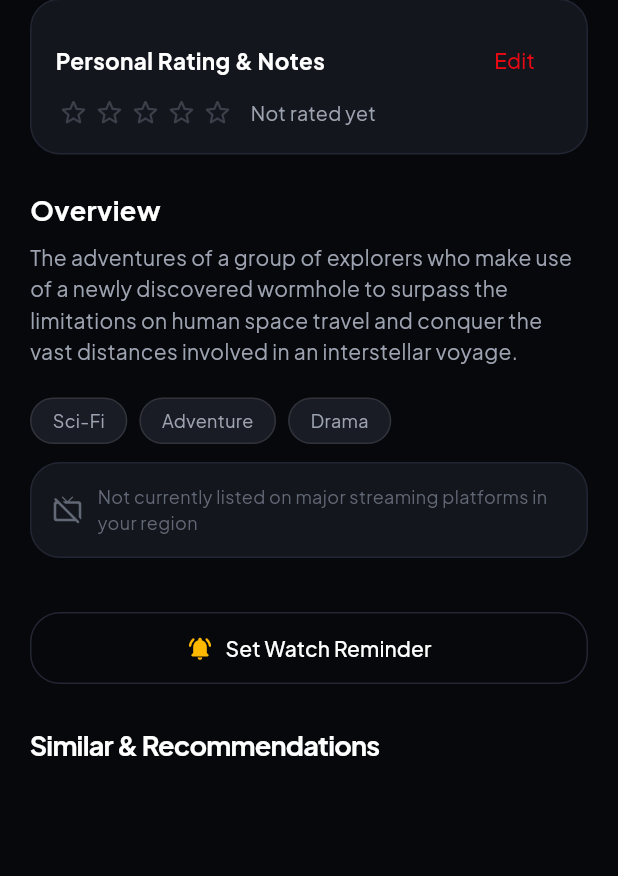
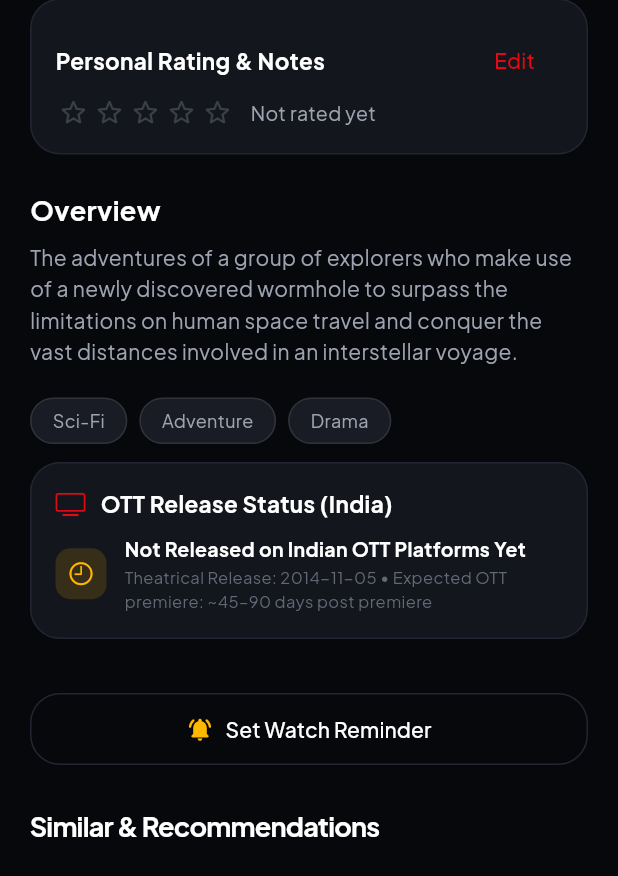
Before and after one commit to Goutham-13/movie-vault-, a Flutter app: the MediaDetailsScreen screen opened directly with empty values, scrolled down 535 dp, on a phone screen of 412 x 824 dp. Shown: the top 876 px of the screen. Run offline on Flutter 3.47's test engine with Material 3 defaults, Android fonts, the phone set to English and light mode, and no system bars; our stand-ins replace cached_network_image, flutter_local_notifications, flutter_riverpod, google_fonts, isar, share_plus and 2 more; accounts and stored records are empty; network calls fail.

Commit message:
Update folder card peeking count/width, remove folder header card, set iOS back icon, fix action button double icons, and restrict OTT providers to India flatrate

```diff
--- a/lib/features/details/media_details_screen.dart
+++ b/lib/features/details/media_details_screen.dart
@@ -1,5 +1,6 @@
 import 'dart:ui';
 import 'package:flutter/material.dart';
+import 'package:flutter/cupertino.dart';
 import 'package:flutter_riverpod/flutter_riverpod.dart';
 import 'package:cached_network_image/cached_network_image.dart';
 import '../../core/constants/app_colors.dart';
@@ -141,7 +142,7 @@ class _MediaDetailsScreenState extends ConsumerState<MediaDetailsScreen> {
                         CircleAvatar(
                           backgroundColor: Colors.black45,
                           child: IconButton(
-                            icon: const Icon(Icons.arrow_back_rounded, color: Colors.white),
+                            icon: const Icon(CupertinoIcons.chevron_back, color: Colors.white, size: 22),
                             onPressed: () => Navigator.pop(context),
                           ),
                         ),
@@ -274,8 +275,8 @@ class _MediaDetailsScreenState extends ConsumerState<MediaDetailsScreen> {
                 children: [
                   Expanded(
                     child: _StatusActionButton(
-                      label: currentStatus == 'wishlist' ? 'In Wishlist' : '+ Wishlist',
-                      icon: Icons.bookmark_added_rounded,
+                      label: currentStatus == 'wishlist' ? 'In Wishlist' : 'Wishlist',
+                      icon: CupertinoIcons.bookmark_fill,
                       isActive: currentStatus == 'wishlist',
                       activeColor: AppColors.wishlistChip,
                       onPressed: () {
@@ -286,8 +287,8 @@ class _MediaDetailsScreenState extends ConsumerState<MediaDetailsScreen> {
                   const SizedBox(width: 10),
                   Expanded(
                     child: _StatusActionButton(
-                      label: currentStatus == 'watching' ? 'Watching' : '▶ Start',
-                      icon: Icons.play_arrow_rounded,
+                      label: currentStatus == 'watching' ? 'Watching' : 'Start',
+                      icon: CupertinoIcons.play_fill,
                       isActive: currentStatus == 'watching',
                       activeColor: AppColors.watchingChip,
                       onPressed: () {
@@ -299,8 +300,8 @@ class _MediaDetailsScreenState extends ConsumerState<MediaDetailsScreen> {
                   const SizedBox(width: 10),
                   Expanded(
                     child: _StatusActionButton(
-                      label: currentStatus == 'watched' ? 'Watched' : '✓ Watched',
-                      icon: Icons.check_circle_rounded,
+                      label: currentStatus == 'watched' ? 'Watched' : 'Watched',
+                      icon: CupertinoIcons.check_mark_circled_solid,
                       isActive: currentStatus == 'watched',
                       activeColor: AppColors.watchedChip,
                       onPressed: () {
@@ -526,28 +527,71 @@ class _MediaDetailsScreenState extends ConsumerState<MediaDetailsScreen> {
     if (_watchProviders == null) return const SizedBox.shrink();
 
     final flatrate = (_watchProviders!['flatrate'] as List?) ?? [];
-    final rent = (_watchProviders!['rent'] as List?) ?? [];
-    final buy = (_watchProviders!['buy'] as List?) ?? [];
 
-    if (flatrate.isEmpty && rent.isEmpty && buy.isEmpty) {
+    if (flatrate.isEmpty) {
+      final releaseDateStr = _media.releaseDate;
+
       return Padding(
         padding: const EdgeInsets.symmetric(horizontal: 20.0, vertical: 12.0),
         child: Container(
-          padding: const EdgeInsets.all(14),
+          padding: const EdgeInsets.all(16),
           decoration: BoxDecoration(
             color: AppColors.card,
             borderRadius: BorderRadius.circular(20),
             border: Border.all(color: AppColors.cardBorder),
           ),
-          child: const Row(
+          child: Column(
+            crossAxisAlignment: CrossAxisAlignment.start,
             children: [
-              Icon(Icons.tv_off_rounded, color: AppColors.textMuted, size: 20),
+              const Row(
+                children: [
+                  Icon(CupertinoIcons.tv, color: AppColors.primaryAccent, size: 20),
                   SizedBox(width: 10),
+                  Text(
+                    "OTT Release Status (India)",
+                    style: TextStyle(
+                      fontSize: 15,
+                      fontWeight: FontWeight.bold,
+                      color: AppColors.textPrimary,
+                    ),
+                  ),
+                ],
+              ),
+              const SizedBox(height: 10),
+              Row(
+                children: [
+                  Container(
+                    padding: const EdgeInsets.all(8),
+                    decoration: BoxDecoration(
+                      color: AppColors.amberRating.withOpacity(0.15),
+                      borderRadius: BorderRadius.circular(10),
+                    ),
+                    child: const Icon(CupertinoIcons.time, color: AppColors.amberRating, size: 18),
+                  ),
+                  const SizedBox(width: 12),
                   Expanded(
-                child: Text(
-                  "Not currently listed on major streaming platforms in your region",
-                  style: TextStyle(fontSize: 12, color: AppColors.textMuted),
+                    child: Column(
+                      crossAxisAlignment: CrossAxisAlignment.start,
+                      children: [
+                        const Text(
+                          "Not Released on Indian OTT Platforms Yet",
+                          style: TextStyle(
+                            fontSize: 13,
+                            fontWeight: FontWeight.bold,
+                            color: AppColors.textPrimary,
                           ),
+                        ),
+                        const SizedBox(height: 2),
+                        Text(
+                          releaseDateStr != null && releaseDateStr.isNotEmpty
+                              ? "Theatrical Release: $releaseDateStr • Expected OTT premiere: ~45–90 days post premiere"
+                              : "Expected OTT release on CineVault: ~45–90 days following theatrical release",
+                          style: const TextStyle(fontSize: 11, color: AppColors.textMuted),
+                        ),
+                      ],
+                    ),
+                  ),
+                ],
               ),
             ],
           ),
@@ -576,10 +620,10 @@ class _MediaDetailsScreenState extends ConsumerState<MediaDetailsScreen> {
           children: [
             const Row(
               children: [
-                Icon(Icons.tv_rounded, color: AppColors.primaryAccent, size: 22),
+                Icon(CupertinoIcons.tv, color: AppColors.primaryAccent, size: 22),
                 SizedBox(width: 10),
                 Text(
-                  "Where to Watch",
+                  "Streaming on OTT (India)",
                   style: TextStyle(
                     fontSize: 16,
                     fontWeight: FontWeight.bold,
@@ -589,47 +633,11 @@ class _MediaDetailsScreenState extends ConsumerState<MediaDetailsScreen> {
               ],
             ),
             const SizedBox(height: 14),
-
-            if (flatrate.isNotEmpty) ...[
-              const Text(
-                "Stream / Subscription",
-                style: TextStyle(fontSize: 12, fontWeight: FontWeight.w600, color: AppColors.textMuted),
-              ),
-              const SizedBox(height: 8),
             Wrap(
               spacing: 10,
               runSpacing: 8,
               children: flatrate.map((provider) => _buildProviderBadge(provider)).toList(),
             ),
-              const SizedBox(height: 12),
-            ],
-
-            if (rent.isNotEmpty) ...[
-              const Text(
-                "Rent",
-                style: TextStyle(fontSize: 12, fontWeight: FontWeight.w600, color: AppColors.textMuted),
-              ),
-              const SizedBox(height: 8),
-              Wrap(
-                spacing: 10,
-                runSpacing: 8,
-                children: rent.map((provider) => _buildProviderBadge(provider)).toList(),
-              ),
-              const SizedBox(height: 12),
-            ],
-
-            if (buy.isNotEmpty) ...[
-              const Text(
-                "Buy",
-                style: TextStyle(fontSize: 12, fontWeight: FontWeight.w600, color: AppColors.textMuted),
-              ),
-              const SizedBox(height: 8),
-              Wrap(
-                spacing: 10,
-                runSpacing: 8,
-                children: buy.map((provider) => _buildProviderBadge(provider)).toList(),
-              ),
-            ],
           ],
         ),
       ),
```
Also changed, not shown: lib/features/collection/collection_screen.dart (+0 -27 lines), lib/features/collection/widgets/folder_card_widget.dart (+64 -17 lines). Lines whose indentation alone changed are shown as unchanged.
